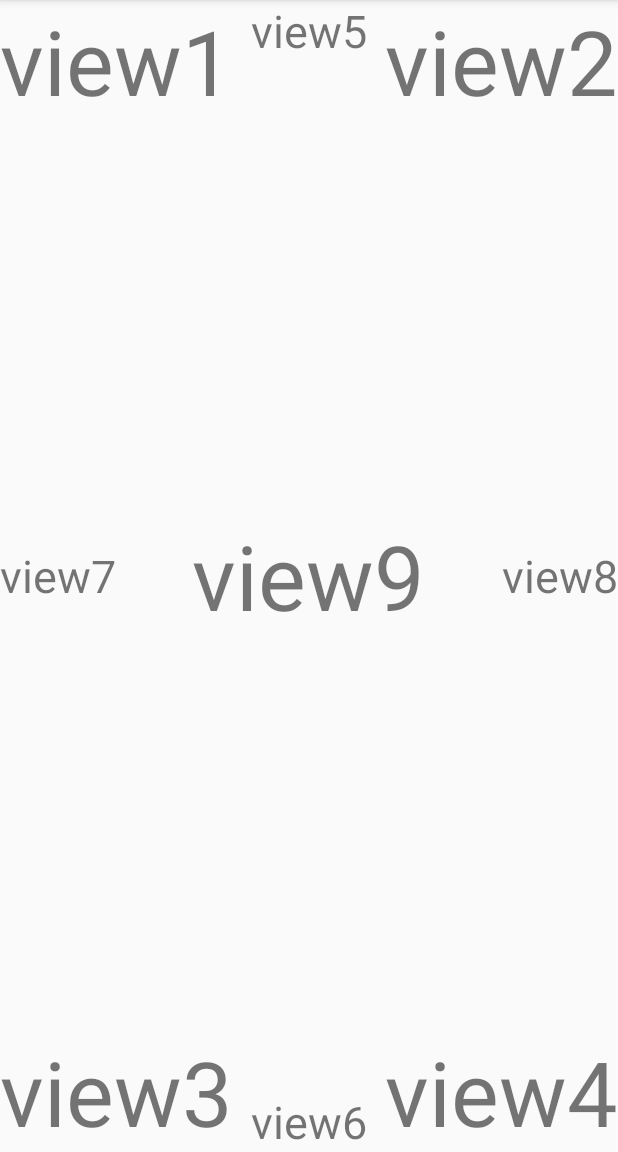
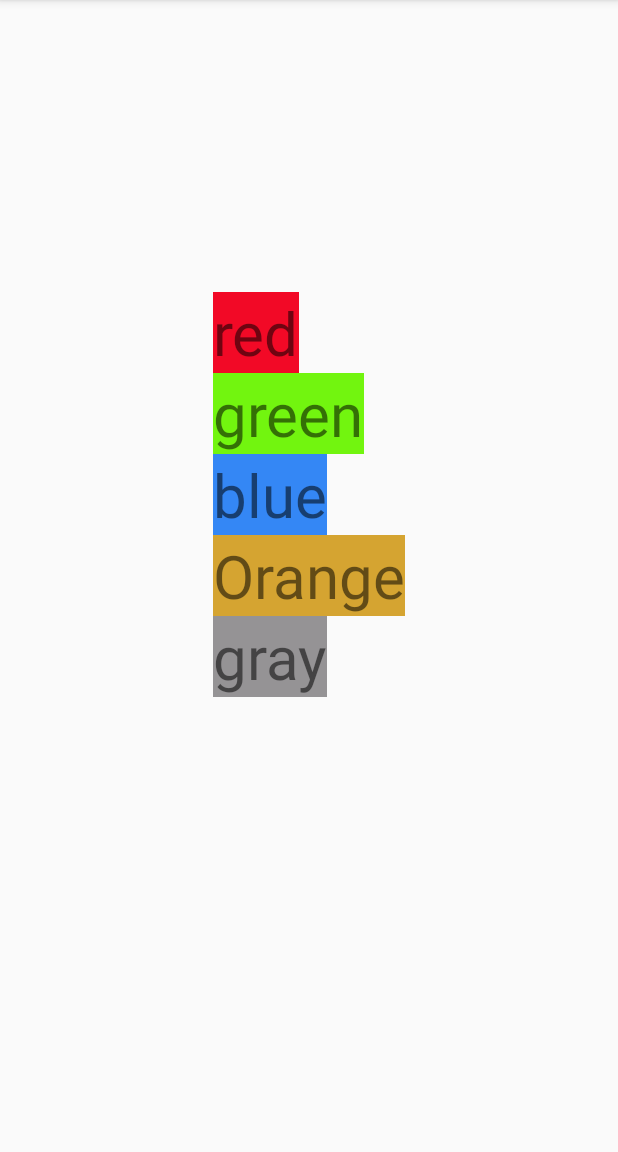
Before and after one commit to lyhuuthanh/relativelayoutthaytanphat, an Android app: the screen it shows after launch (MainActivity), on a phone screen of 412 x 824 dp, the part 84-1236 px from its top. Run offline under Robolectric (Android 15) with nearby library versions, the phone set to English and light mode, and no system bars.

Commit message:
bai tap 1 relative

```diff
--- a/app/src/main/res/layout/activity_main.xml
+++ b/app/src/main/res/layout/activity_main.xml
@@ -5,63 +5,47 @@
     android:layout_width="match_parent"
     android:layout_height="match_parent"
     tools:context=".MainActivity">
-
-   <TextView
-       android:text="view1"
-       android:textSize="60sp"
-       android:layout_width="wrap_content"
-       android:layout_height="wrap_content"/>
-    <TextView
-    android:text="view2"
-    android:textSize="60sp"
-        android:layout_alignParentRight="true"
+<TextView
+    android:text="Orange"
+    android:textSize="40sp"
+    android:background="#d5a431"
+    android:id="@+id/orange"
+    android:layout_centerInParent="true"
     android:layout_width="wrap_content"
     android:layout_height="wrap_content"/>
     <TextView
-        android:text="view3"
-        android:textSize="60sp"
-        android:layout_alignParentBottom="true"
+        android:text="blue"
+        android:id="@+id/blue"
+        android:textSize="40sp"
+        android:background="#3487f5"
+        android:layout_above="@+id/orange"
+        android:layout_alignLeft="@id/orange"
         android:layout_width="wrap_content"
         android:layout_height="wrap_content"/>
     <TextView
-    android:text="view4"
-    android:textSize="60sp"
-        android:layout_alignParentRight="true"
-    android:layout_alignParentBottom="true"
-    android:layout_width="wrap_content"
-    android:layout_height="wrap_content"/>
-    <TextView
-    android:text="view5"
-    android:textSize="30sp"
-   android:layout_centerHorizontal="true"
-    android:layout_width="wrap_content"
-    android:layout_height="wrap_content"/>
-    <TextView
-        android:text="view6"
-        android:textSize="30sp"
-android:layout_centerHorizontal="true"
-android:layout_alignParentBottom="true"
+        android:text="green"
+        android:id="@+id/green"
+        android:textSize="40sp"
+        android:background="#72f50f"
+        android:layout_above="@id/blue"
+        android:layout_alignLeft="@id/orange"
         android:layout_width="wrap_content"
         android:layout_height="wrap_content"/>
     <TextView
-        android:text="view7"
-        android:textSize="30sp"
-        android:layout_centerVertical="true"
+        android:text="red"
+        android:textSize="40sp"
+        android:background="#f20926"
+        android:layout_above="@id/green"
+        android:layout_alignLeft="@id/orange"
         android:layout_width="wrap_content"
         android:layout_height="wrap_content"/>
     <TextView
-        android:text="view8"
-        android:textSize="30sp"
-        android:layout_centerVertical="true"
-        android:layout_alignParentEnd="true"
+        android:text="gray"
+        android:id="@+id/gray"
+        android:textSize="40sp"
+        android:background="#959395"
+        android:layout_below="@id/orange"
+        android:layout_alignLeft="@id/orange"
         android:layout_width="wrap_content"
         android:layout_height="wrap_content"/>
-    <TextView
-        android:text="view9"
-        android:textSize="60sp"
-       android:layout_centerInParent="true"
-        android:layout_width="wrap_content"
-        android:layout_height="wrap_content"/>
-
-
 </RelativeLayout>
```
